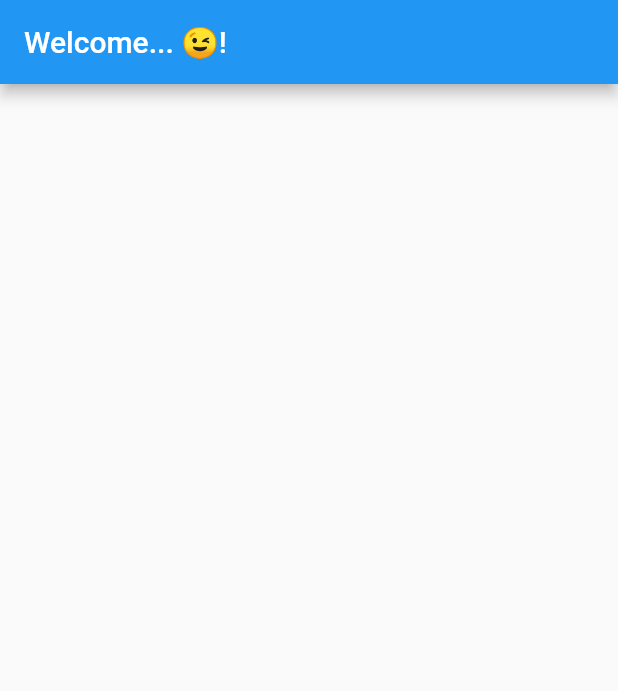
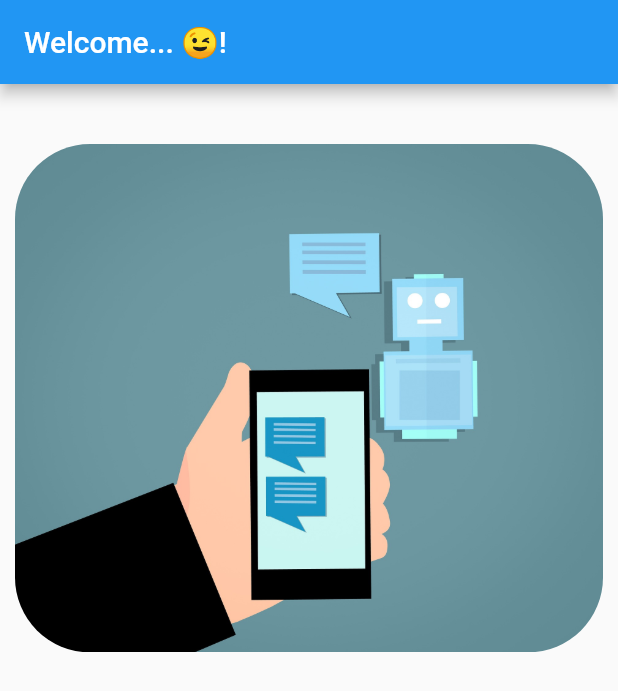
Before and after one commit to Abd0Khalifa/CHAT_GPT_, a Flutter app: the screen it shows after launch, on a phone screen of 412 x 824 dp. Shown: the top 691 px of the screen. Run offline on Flutter 3.47's test engine with Material 2 defaults, Android fonts, the phone set to English and light mode, and no system bars.

Commit message:
AbdulrahmanKhalifa Add ChatImage into welcome Screen

```diff
--- a/lib/screen/welcome_screen.dart
+++ b/lib/screen/welcome_screen.dart
@@ -27,7 +27,25 @@ class _WelcomeScreenState extends State<WelcomeScreen>
       body: Column
       (
         children:
-        []
+        [
+          const SizedBox
+            (
+            height: 30,
+          ),
+          Container
+            (
+            padding: const EdgeInsets.all(10),
+            child: ClipRRect
+              (
+              borderRadius: BorderRadius.circular(50),
+              child: Image.asset("assets/images/ChatBot_MainScreen.jpg"),
+            ),
+          ),
+          const SizedBox
+            (
+            height: 10,
+          ),
+        ]
       ),
     );
   }
```
